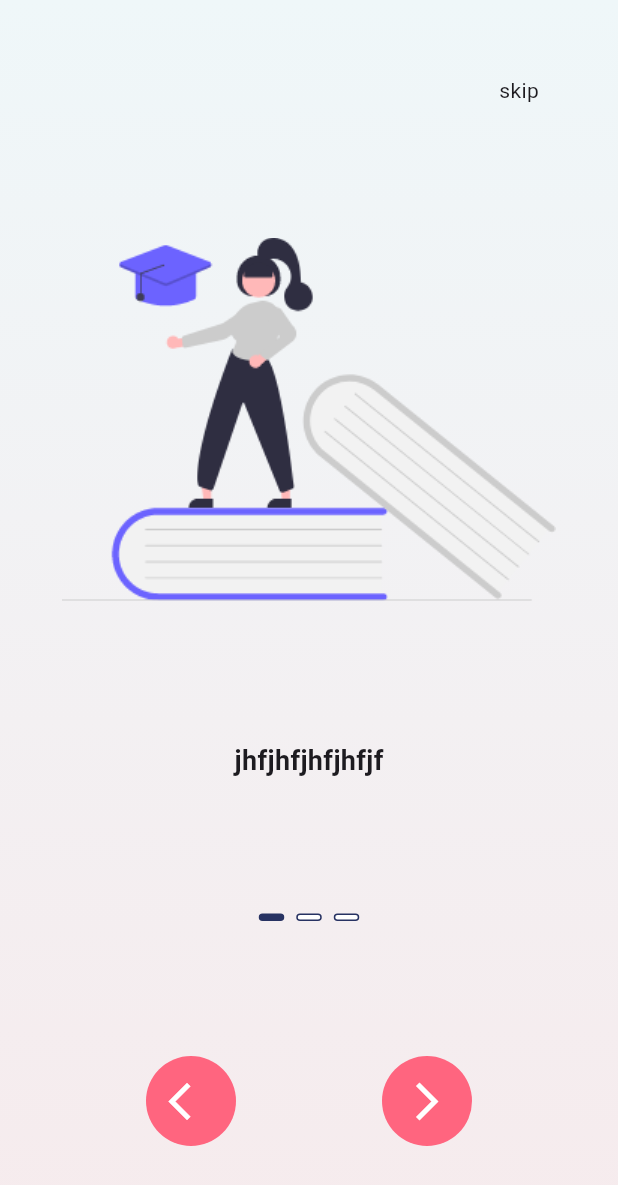
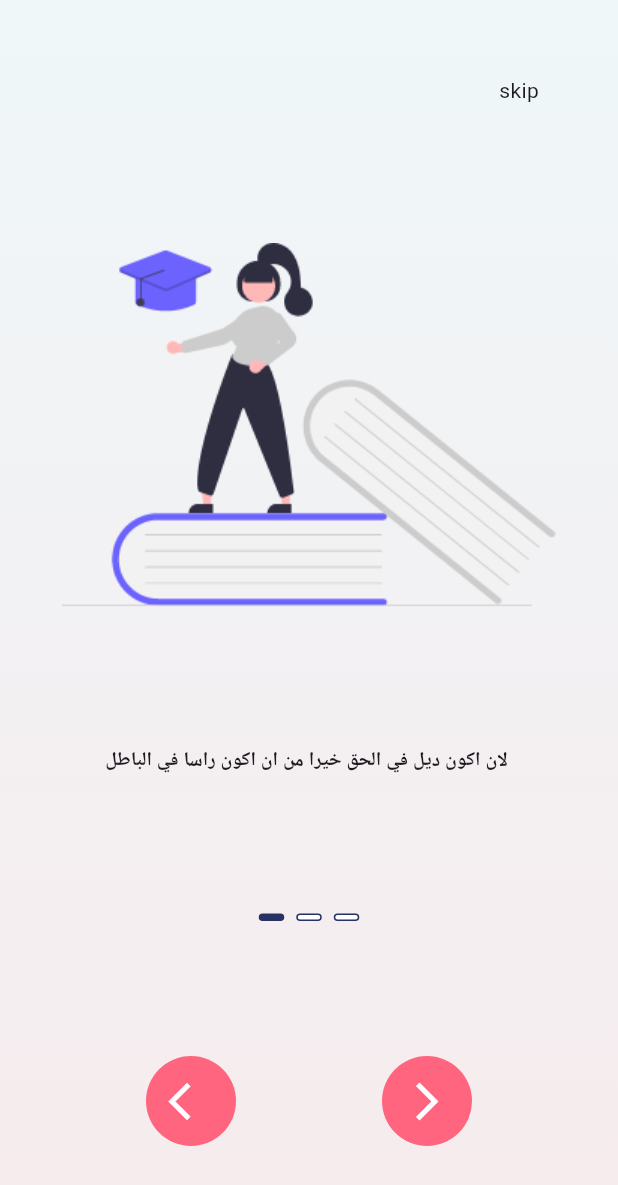
Before and after one commit to mohamedmabhooh/full_project_flutter_course, a Flutter app: the screen it shows after launch, on a phone screen of 412 x 824 dp. Shown: the top 1185 px of the screen. Run offline on Flutter 3.47's test engine with Material 3 defaults, Android fonts, the phone set to English and light mode, and no system bars; our stand-ins replace google_fonts; Roboto replaces fonts that are missing (Cairo).

Commit message:
add text in out_poarding

```diff
--- a/lib/out_poarding.dart
+++ b/lib/out_poarding.dart
@@ -72,11 +72,11 @@ class _out_poardingState extends State<out_poarding> {
             // scrollDirection: Axis.vertical,
              children: [
              out_poarding_widget(image: 'images/undraw_education_f8ru.png',ontap: (){},
-             text: 'jhfjhfjhfjhfjf',),
+             text: 'لان اكون ديل في الحق خيرا من ان اكون راسا في الباطل ',),
              out_poarding_widget(image: 'images/undraw_certificate_re_yadi.png',ontap: (){}
-             ,text: '',),
+             ,text: 'يا عزة النفس كوني في العلى قمرا *** فالعش دونك مثل الغصن ان مالا \nما قيمة المراء ان ضاعت كرمته *** فضل الكرمة يعلو الجاه والمالا',),
              out_poarding_widget(image: 'images/undraw_educator_re_ju47 .png',ontap: (){},
-             text: '',)
+             text: 'اتبع سبل الهدى و لا يضيرك قلة السالكين \nواترسب الضلالة و لا يغرك كثرة الهالكين ',)
 
              ],
            ),
--- a/lib/widgets/out_poarding_widget.dart
+++ b/lib/widgets/out_poarding_widget.dart
@@ -26,7 +26,7 @@ class out_poarding_widget extends StatelessWidget {
             style: GoogleFonts.cairo(
                 textStyle: TextStyle(
                     fontWeight: FontWeight.bold,
-                    fontSize: 18
+                    fontSize:13
                 )
             ),),
         ),
```
